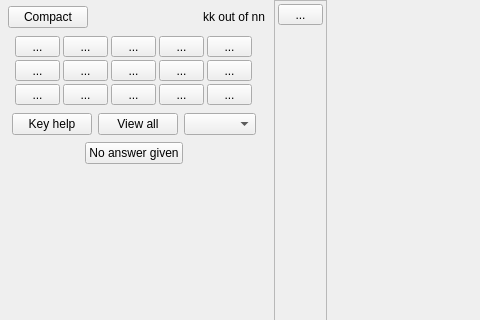
The window that qtCreatorFiles/ui_annotator_rhm.ui (plomgrading/plom) describes before a commit, drawn with Qt 5; both pictures show x 0 to 480 and y 0 to 320 of the 862 by 670 pixel window.
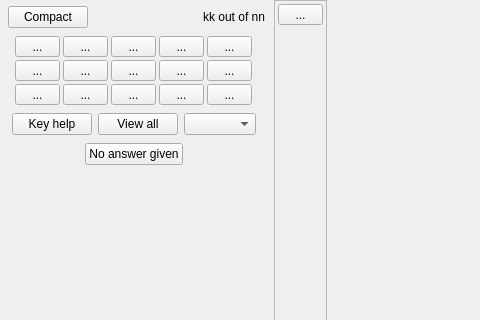
The same window after the commit.

Commit message: layout should be inside a frame

Diff of the .ui file:
```diff
--- a/qtCreatorFiles/ui_annotator_rhm.ui
+++ b/qtCreatorFiles/ui_annotator_rhm.ui
@@ -467,7 +467,23 @@
        </widget>
       </item>
       <item>
+       <widget class="QFrame" name="frame_5">
        <layout class="QHBoxLayout" name="horizontalLayout_2">
+         <property name="spacing">
+          <number>6</number>
+         </property>
+         <property name="leftMargin">
+          <number>12</number>
+         </property>
+         <property name="topMargin">
+          <number>1</number>
+         </property>
+         <property name="rightMargin">
+          <number>12</number>
+         </property>
+         <property name="bottomMargin">
+          <number>1</number>
+         </property>
         <item>
          <spacer name="horizontalSpacer_2">
           <property name="orientation">
@@ -502,6 +518,7 @@
          </spacer>
         </item>
        </layout>
+       </widget>
       </item>
       <item>
        <widget class="QFrame" name="frame_3">
```
Lines whose indentation alone changed are shown as unchanged. The commit also changes 3 other files.
